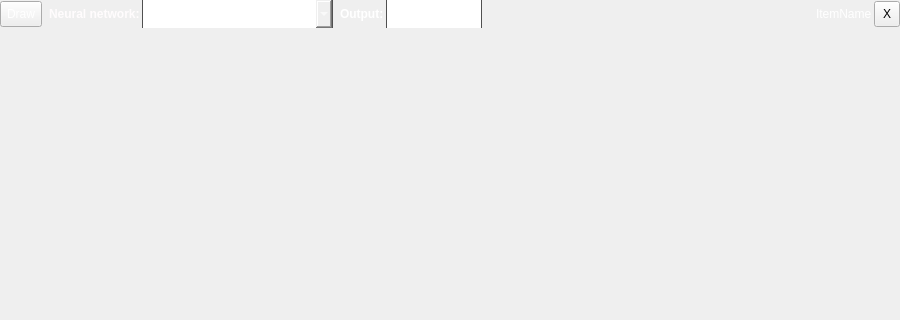
The window that ApplicationUi/OutputGraphWidget.ui (kacerpetr/NNCreator) describes before a commit, drawn with Qt 5; both pictures show x 0 to 900 and y 0 to 320 of the 900 by 616 pixel window.
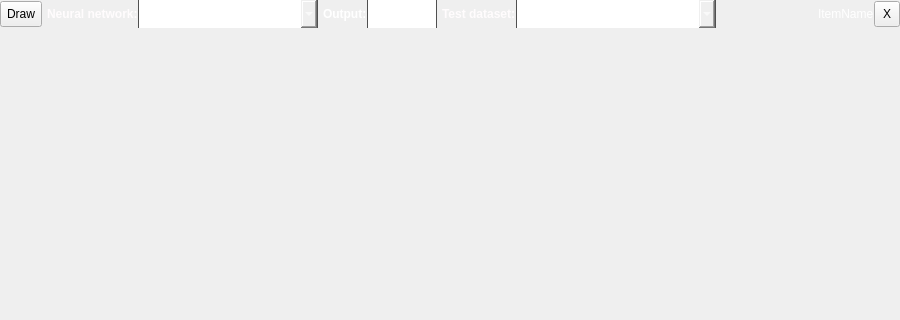
The same window after the commit. Icons and pictures are not drawn.

Commit message: Data from dataset can be shown as points in classification diagram

The edit to the form file:
```diff
--- a/ApplicationUi/OutputGraphWidget.ui
+++ b/ApplicationUi/OutputGraphWidget.ui
@@ -53,7 +53,7 @@
      </property>
      <layout class="QHBoxLayout" name="horizontalLayout">
       <property name="spacing">
-       <number>2</number>
+       <number>0</number>
       </property>
       <property name="leftMargin">
        <number>0</number>
@@ -84,9 +84,6 @@
         <property name="toolTip">
          <string>Draws graph for selected network and selected ouput.</string>
         </property>
-        <property name="styleSheet">
-         <string notr="true">color: white;</string>
-        </property>
         <property name="text">
          <string>Draw</string>
         </property>
@@ -266,6 +263,59 @@
         </property>
        </widget>
       </item>
+      <item>
+       <widget class="QLabel" name="label_3">
+        <property name="text">
+         <string>&lt;html&gt;&lt;head/&gt;&lt;body&gt;&lt;p&gt;&lt;span style=&quot; font-weight:600; color:#fffcfd;&quot;&gt;Test dataset:&lt;/span&gt;&lt;/p&gt;&lt;/body&gt;&lt;/html&gt;</string>
+        </property>
+        <property name="indent">
+         <number>5</number>
+        </property>
+       </widget>
+      </item>
+      <item>
+       <widget class="QComboBox" name="datasetBox">
+        <property name="minimumSize">
+         <size>
+          <width>200</width>
+          <height>28</height>
+         </size>
+        </property>
+        <property name="toolTip">
+         <string>Test dataset selection.</string>
+        </property>
+        <property name="styleSheet">
+         <string notr="true">#datasetBox{
+	color: white;
+	border: 0px;
+	border-left: 1px solid rgb(80, 80, 80);
+	border-right: 1px solid rgb(80, 80, 80);
+	background-image: url(:/toolbarMidLight);
+}
+
+#datasetBox:hover{
+	color: white;
+	border-left: 1px solid rgb(80, 80, 80);
+	border-right: 1px solid rgb(80, 80, 80);
+	background-image: url(:/toolbarLight);
+}
+
+#datasetBox::drop-down{
+	border: 0px;
+	background-image: url(:/comboBoxArrow);
+	width: 20px;
+	background-repeat: none;
+	background-position: left;
+}
+</string>
+        </property>
+        <item>
+         <property name="text">
+          <string>Test set 1</string>
+         </property>
+        </item>
+       </widget>
+      </item>
       <item>
        <spacer name="horizontalSpacer_2">
         <property name="orientation">
```
The commit also changes 14 other files.
